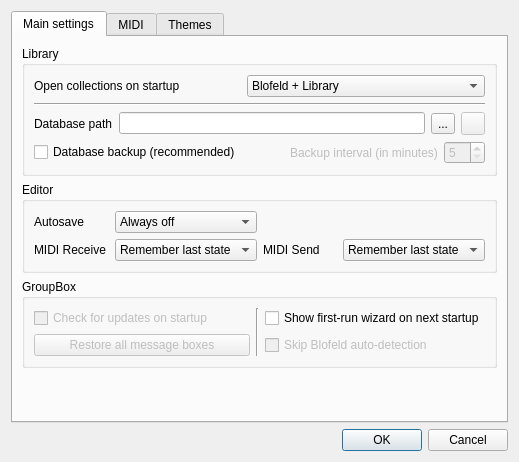
Above: bigglesworth/ui/settings.ui from MaurizioB/Bigglesworth before the change. Below: the same form after it.
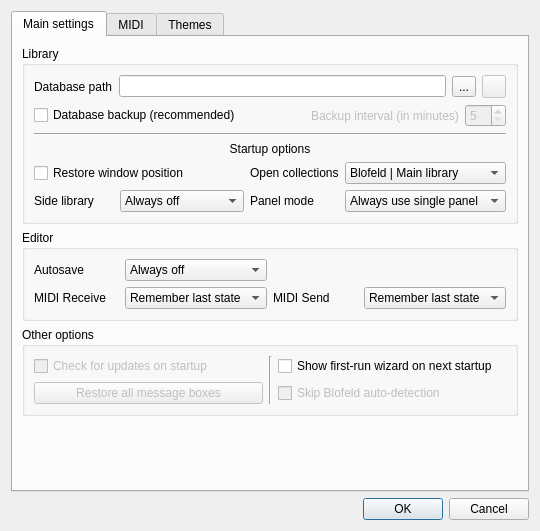
That is the form after the change. Icons and pictures are not drawn. Custom widgets are drawn as their Qt base class.

Commit message: Librarian state restore+settings, empty collection hover

The edit to the form file:
```diff
--- a/bigglesworth/ui/settings.ui
+++ b/bigglesworth/ui/settings.ui
@@ -6,8 +6,8 @@
    <rect>
     <x>0</x>
     <y>0</y>
-    <width>493</width>
-    <height>462</height>
+    <width>540</width>
+    <height>531</height>
    </rect>
   </property>
   <property name="windowTitle">
@@ -29,16 +29,16 @@
          <property name="title">
           <string>Library</string>
          </property>
-         <layout class="QGridLayout" name="gridLayout_5">
-          <item row="2" column="0">
-           <widget class="QLabel" name="label_3">
-            <property name="text">
-             <string>Database path</string>
-            </property>
-           </widget>
-          </item>
-          <item row="2" column="1">
+         <layout class="QVBoxLayout" name="verticalLayout_5">
+          <item>
            <layout class="QHBoxLayout" name="horizontalLayout_2">
+            <item>
+             <widget class="QLabel" name="label_3">
+              <property name="text">
+               <string>Database path</string>
+              </property>
+             </widget>
+            </item>
             <item>
              <widget class="QLineEdit" name="dbPathEdit">
               <property name="readOnly">
@@ -82,44 +82,7 @@
             </item>
            </layout>
           </item>
-          <item row="0" column="0" colspan="2">
-           <layout class="QHBoxLayout" name="horizontalLayout_5">
-            <item>
-             <widget class="QLabel" name="label_10">
-              <property name="text">
-               <string>Open collections on startup</string>
-              </property>
-             </widget>
-            </item>
-            <item>
-             <widget class="QComboBox" name="startupSessionCombo">
-              <item>
-               <property name="text">
-                <string>Blofeld + Library</string>
-               </property>
-              </item>
-              <item>
-               <property name="text">
-                <string>Library + Blofeld</string>
-               </property>
-              </item>
-              <item>
-               <property name="text">
-                <string>Restore previously opened collections</string>
-               </property>
-              </item>
-             </widget>
-            </item>
-           </layout>
-          </item>
-          <item row="1" column="0" colspan="2">
-           <widget class="Line" name="line_2">
-            <property name="orientation">
-             <enum>Qt::Horizontal</enum>
-            </property>
-           </widget>
-          </item>
-          <item row="3" column="0" colspan="2">
+          <item>
            <layout class="QHBoxLayout" name="horizontalLayout_6">
             <item>
              <widget class="QCheckBox" name="backupChk">
@@ -172,6 +135,112 @@
             </item>
            </layout>
           </item>
+          <item>
+           <widget class="Line" name="line_2">
+            <property name="orientation">
+             <enum>Qt::Horizontal</enum>
+            </property>
+           </widget>
+          </item>
+          <item>
+           <widget class="QLabel" name="label_14">
+            <property name="text">
+             <string>Startup options</string>
+            </property>
+            <property name="alignment">
+             <set>Qt::AlignCenter</set>
+            </property>
+           </widget>
+          </item>
+          <item>
+           <layout class="QGridLayout" name="gridLayout_5">
+            <item row="1" column="3">
+             <widget class="QComboBox" name="dualModeCombo">
+              <item>
+               <property name="text">
+                <string>Always use single panel</string>
+               </property>
+              </item>
+              <item>
+               <property name="text">
+                <string>Always use twin panel</string>
+               </property>
+              </item>
+              <item>
+               <property name="text">
+                <string>Restore last state</string>
+               </property>
+              </item>
+             </widget>
+            </item>
+            <item row="1" column="0">
+             <widget class="QLabel" name="label_15">
+              <property name="text">
+               <string>Side library</string>
+              </property>
+             </widget>
+            </item>
+            <item row="1" column="1">
+             <widget class="QComboBox" name="sidebarCombo">
+              <item>
+               <property name="text">
+                <string>Always off</string>
+               </property>
+              </item>
+              <item>
+               <property name="text">
+                <string>Always on</string>
+               </property>
+              </item>
+              <item>
+               <property name="text">
+                <string>Restore last state</string>
+               </property>
+              </item>
+             </widget>
+            </item>
+            <item row="1" column="2">
+             <widget class="QLabel" name="label_13">
+              <property name="text">
+               <string>Panel mode</string>
+              </property>
+             </widget>
+            </item>
+            <item row="0" column="3">
+             <widget class="QComboBox" name="startupSessionCombo">
+              <item>
+               <property name="text">
+                <string>Blofeld | Main library</string>
+               </property>
+              </item>
+              <item>
+               <property name="text">
+                <string>Main library | Blofeld</string>
+               </property>
+              </item>
+              <item>
+               <property name="text">
+                <string>Restore last state</string>
+               </property>
+              </item>
+             </widget>
+            </item>
+            <item row="0" column="2">
+             <widget class="QLabel" name="label_10">
+              <property name="text">
+               <string>Open collections</string>
+              </property>
+             </widget>
+            </item>
+            <item row="0" column="0" colspan="2">
+             <widget class="QCheckBox" name="restoreGeometryChk">
+              <property name="text">
+               <string>Restore window position</string>
+              </property>
+             </widget>
+            </item>
+           </layout>
+          </item>
          </layout>
         </widget>
        </item>
@@ -290,7 +359,7 @@
        <item>
         <widget class="QGroupBox" name="groupBox_6">
          <property name="title">
-          <string>GroupBox</string>
+          <string>Other options</string>
          </property>
          <layout class="QGridLayout" name="gridLayout_8">
           <item row="0" column="0">
```
Left out of the diff: 51 changed lines with no effect on the pictures. The commit also changes 5 other files.
